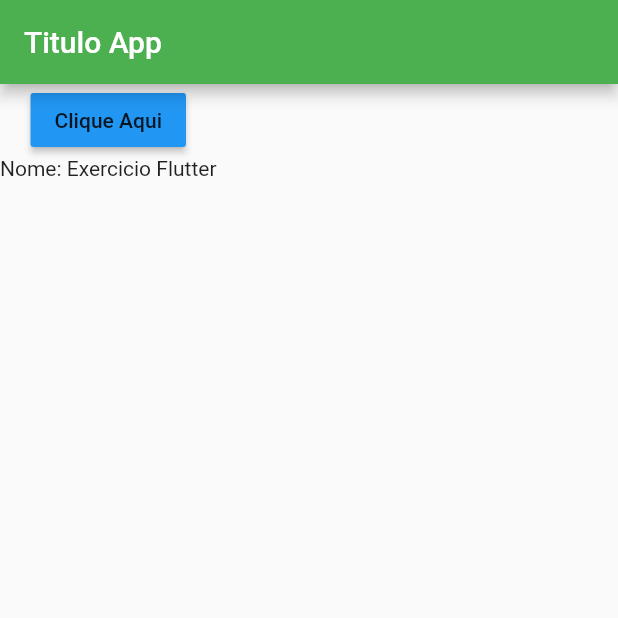
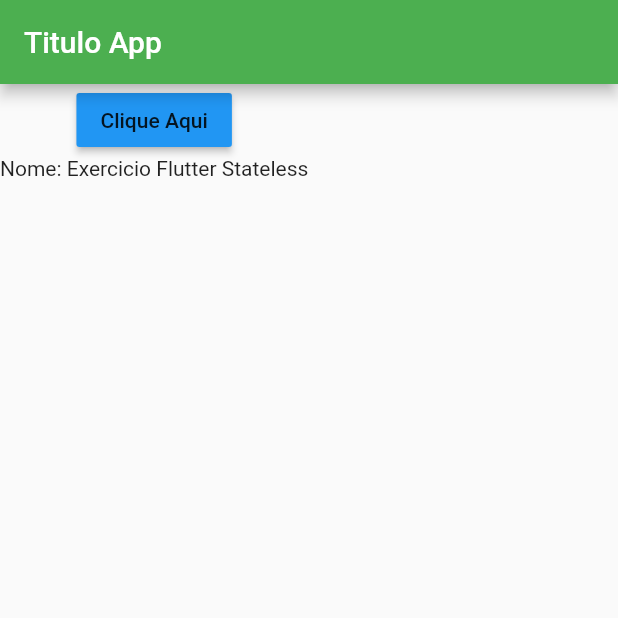
Before and after one commit to adilsontchameia/Exercicos_App_Flutter, a Flutter app: the screen it shows after launch, after a tap on "Clique Aqui", on a phone screen of 412 x 824 dp, the top half of it. Run offline on Flutter 3.47's test engine with Material 2 defaults, Android fonts, the phone set to English and light mode, and no system bars.

Commit message:
Exercicio primario

```diff
--- a/lib/main.dart
+++ b/lib/main.dart
@@ -46,7 +46,7 @@
               color: Colors.blue,
               onPressed: () {
                 setState(() {
-                  _texto = "Exercicio Flutter";
+                  _texto = "Exercicio Flutter Stateless";
                 });
               },
               child: Text(
```
